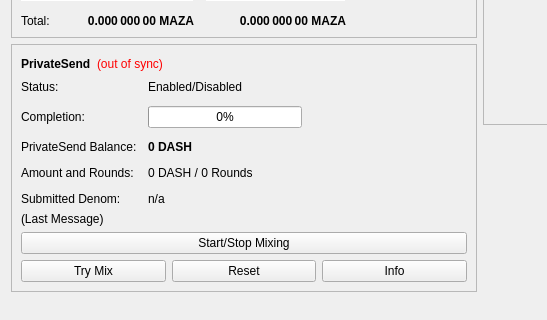
The window that src/qt/forms/overviewpage.ui (mazanetwork/maza) describes before a commit, drawn with Qt 5; both pictures show x 0 to 547 and y 178 to 498 of the 960 by 585 pixel window.
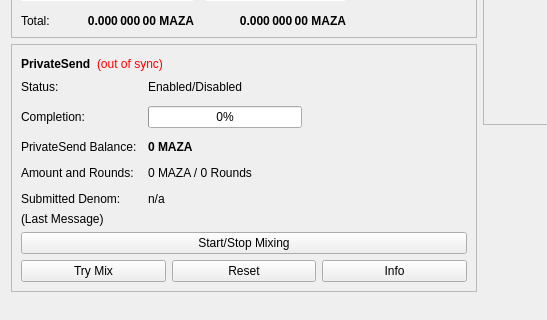
The same window after the commit.

Commit message: Mazafication of code More mazafication More mazafications and compile correction fixes fix for build issues fix for build issues fix string in net.cpp correct pow.cpp correct validation.cpp fixing for build errors fix typo Merge remote-tracking branch 'origin/MAZA-POS' into MAZA-POS

Diff of the .ui file:
```diff
--- a/src/qt/forms/overviewpage.ui
+++ b/src/qt/forms/overviewpage.ui
@@ -514,7 +514,7 @@
                </font>
               </property>
               <property name="text">
-               <string notr="true">0 DASH</string>
+               <string notr="true">0 MAZA</string>
               </property>
              </widget>
             </item>
@@ -528,7 +528,7 @@
             <item row="3" column="1">
              <widget class="QLabel" name="labelAmountRounds">
               <property name="text">
-               <string>0 DASH / 0 Rounds</string>
+               <string>0 MAZA / 0 Rounds</string>
               </property>
              </widget>
             </item>
```
Left out of the diff: 2 changed lines with no effect on the pictures. The commit also changes 480 other files.
